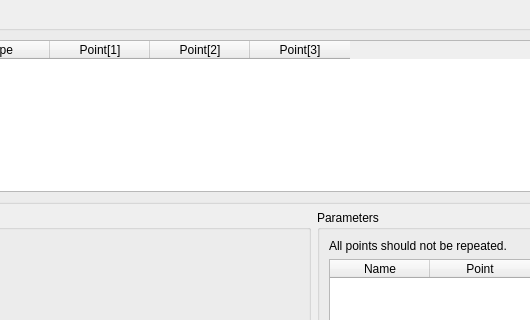
This is core/panel/run_Triangle_Solver_template.ui in KmolYuan/Pyslvs-UI as Qt 5 draws it before an edit; both pictures show x 224 to 754 and y 0 to 320 of the 861 by 663 pixel window. The edited form follows.
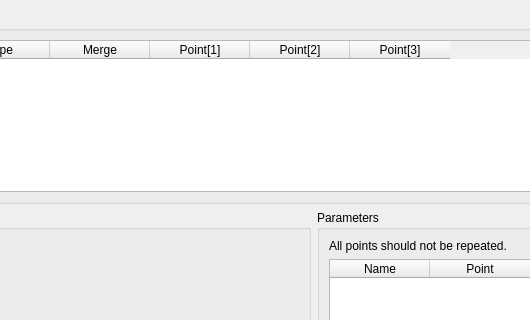
This is the edited form. Icons and pictures are not drawn.

The edit to the form file:
```diff
--- a/core/panel/run_Triangle_Solver_template.ui
+++ b/core/panel/run_Triangle_Solver_template.ui
@@ -90,6 +90,11 @@
             <string>Type</string>
            </property>
           </column>
+          <column>
+           <property name="text">
+            <string>Merge</string>
+           </property>
+          </column>
           <column>
            <property name="text">
             <string>Point[1]</string>
```
Left out of the diff: 17 changed lines with no effect on the pictures.
